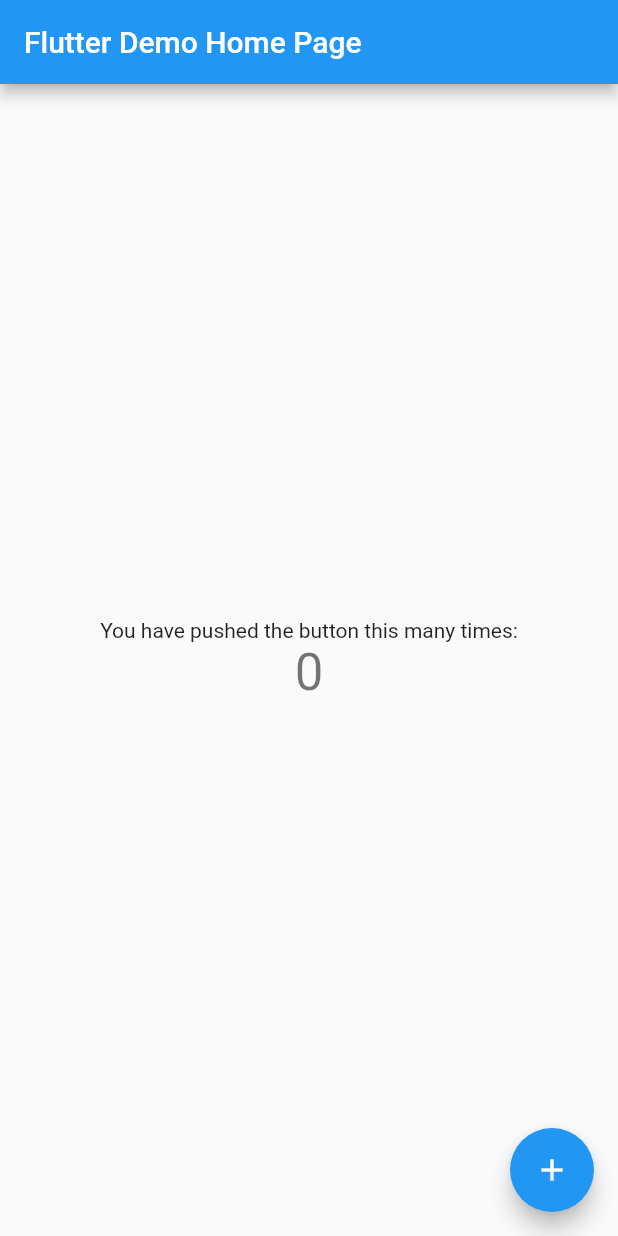
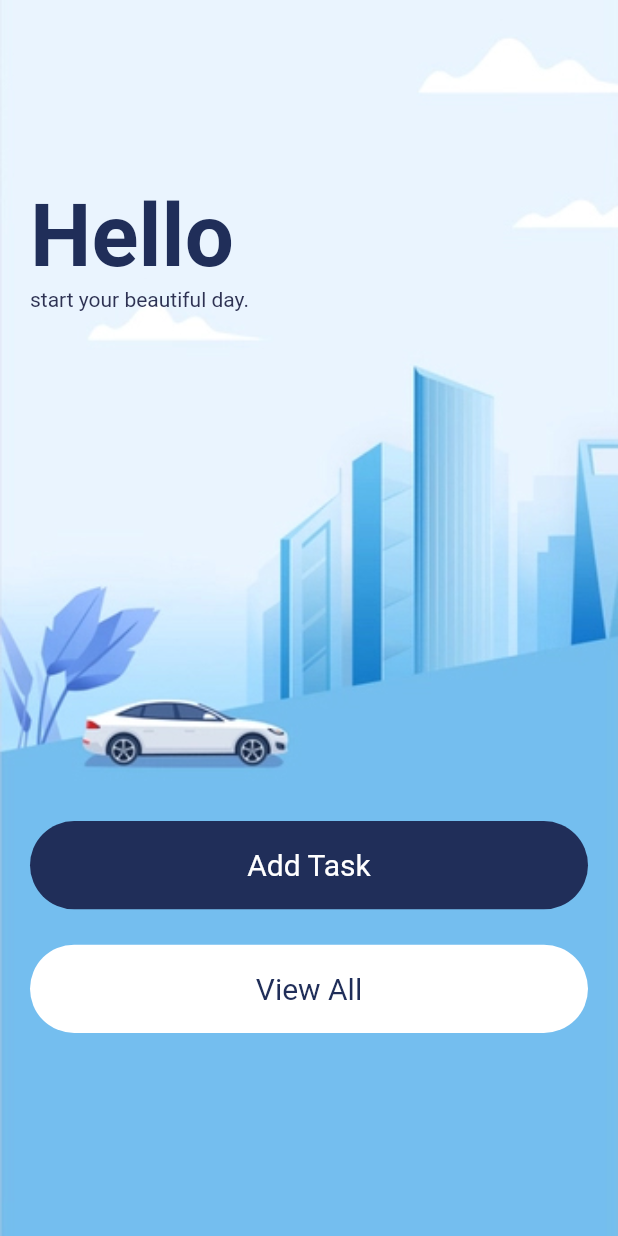
Before and after one commit to kritbovorn/Flutter_Task_App, a Flutter app: the screen it shows after launch, on a phone screen of 412 x 824 dp. Run offline on Flutter 3.47's test engine with Material 2 defaults, Android fonts, the phone set to English and light mode, and no system bars.

Commit message:
20:50: finish UI for HomeScreen()

```diff
--- a/lib/main.dart
+++ b/lib/main.dart
@@ -1,4 +1,5 @@
 import 'package:flutter/material.dart';
+import 'package:task_app/screens/home_screen.dart';
 
 void main() {
   runApp(const MyApp());
@@ -7,109 +8,15 @@ void main() {
 class MyApp extends StatelessWidget {
   const MyApp({Key? key}) : super(key: key);
 
-  // This widget is the root of your application.
   @override
   Widget build(BuildContext context) {
     return MaterialApp(
+      debugShowCheckedModeBanner: false,
       title: 'Flutter Demo',
       theme: ThemeData(
-        // This is the theme of your application.
-        //
-        // Try running your application with "flutter run". You'll see the
-        // application has a blue toolbar. Then, without quitting the app, try
-        // changing the primarySwatch below to Colors.green and then invoke
-        // "hot reload" (press "r" in the console where you ran "flutter run",
-        // or simply save your changes to "hot reload" in a Flutter IDE).
-        // Notice that the counter didn't reset back to zero; the application
-        // is not restarted.
         primarySwatch: Colors.blue,
       ),
-      home: const MyHomePage(title: 'Flutter Demo Home Page'),
+      home: const HomeScreen(),
     );
   }
 }
-
-class MyHomePage extends StatefulWidget {
-  const MyHomePage({Key? key, required this.title}) : super(key: key);
-
-  // This widget is the home page of your application. It is stateful, meaning
-  // that it has a State object (defined below) that contains fields that affect
-  // how it looks.
-
-  // This class is the configuration for the state. It holds the values (in this
-  // case the title) provided by the parent (in this case the App widget) and
-  // used by the build method of the State. Fields in a Widget subclass are
-  // always marked "final".
-
-  final String title;
-
-  @override
-  State<MyHomePage> createState() => _MyHomePageState();
-}
-
-class _MyHomePageState extends State<MyHomePage> {
-  int _counter = 0;
-
-  void _incrementCounter() {
-    setState(() {
-      // This call to setState tells the Flutter framework that something has
-      // changed in this State, which causes it to rerun the build method below
-      // so that the display can reflect the updated values. If we changed
-      // _counter without calling setState(), then the build method would not be
-      // called again, and so nothing would appear to happen.
-      _counter++;
-    });
-  }
-
-  @override
-  Widget build(BuildContext context) {
-    // This method is rerun every time setState is called, for instance as done
-    // by the _incrementCounter method above.
-    //
-    // The Flutter framework has been optimized to make rerunning build methods
-    // fast, so that you can just rebuild anything that needs updating rather
-    // than having to individually change instances of widgets.
-    return Scaffold(
-      appBar: AppBar(
-        // Here we take the value from the MyHomePage object that was created by
-        // the App.build method, and use it to set our appbar title.
-        title: Text(widget.title),
-      ),
-      body: Center(
-        // Center is a layout widget. It takes a single child and positions it
-        // in the middle of the parent.
-        child: Column(
-          // Column is also a layout widget. It takes a list of children and
-          // arranges them vertically. By default, it sizes itself to fit its
-          // children horizontally, and tries to be as tall as its parent.
-          //
-          // Invoke "debug painting" (press "p" in the console, choose the
-          // "Toggle Debug Paint" action from the Flutter Inspector in Android
-          // Studio, or the "Toggle Debug Paint" command in Visual Studio Code)
-          // to see the wireframe for each widget.
-          //
-          // Column has various properties to control how it sizes itself and
-          // how it positions its children. Here we use mainAxisAlignment to
-          // center the children vertically; the main axis here is the vertical
-          // axis because Columns are vertical (the cross axis would be
-          // horizontal).
-          mainAxisAlignment: MainAxisAlignment.center,
-          children: <Widget>[
-            const Text(
-              'You have pushed the button this many times:',
-            ),
-            Text(
-              '$_counter',
-              style: Theme.of(context).textTheme.headline4,
-            ),
-          ],
-        ),
-      ),
-      floatingActionButton: FloatingActionButton(
-        onPressed: _incrementCounter,
-        tooltip: 'Increment',
-        child: const Icon(Icons.add),
-      ), // This trailing comma makes auto-formatting nicer for build methods.
-    );
-  }
-}
--- /dev/null
+++ b/lib/screens/home_screen.dart
@@ -0,0 +1,77 @@
+import 'package:flutter/material.dart';
+import 'package:task_app/colors/app_colors.dart';
+import 'package:task_app/widgets/button_widget.dart';
+
+class HomeScreen extends StatefulWidget {
+  const HomeScreen({Key? key}) : super(key: key);
+
+  @override
+  _HomeScreenState createState() => _HomeScreenState();
+}
+
+class _HomeScreenState extends State<HomeScreen> {
+  @override
+  Widget build(BuildContext context) {
+    return Scaffold(
+      body: Container(
+        padding: const EdgeInsets.symmetric(horizontal: 20),
+        width: double.maxFinite,
+        height: double.maxFinite,
+        decoration: const BoxDecoration(
+          image: DecorationImage(
+            image: AssetImage(
+              'assets/welcome.jpg',
+            ),
+            fit: BoxFit.cover,
+          ),
+        ),
+        child: Column(
+          mainAxisAlignment: MainAxisAlignment.spaceAround,
+          crossAxisAlignment: CrossAxisAlignment.start,
+          children: [
+            SizedBox(
+              height: MediaQuery.of(context).size.height / 5,
+              child: Column(
+                crossAxisAlignment: CrossAxisAlignment.start,
+                children: const [
+                  Text(
+                    'Hello',
+                    style: TextStyle(
+                      color: AppColors.mainColor,
+                      fontSize: 58,
+                      fontWeight: FontWeight.bold,
+                    ),
+                  ),
+                  Text(
+                    'start your beautiful day.',
+                    style: TextStyle(
+                      color: AppColors.smallTextColor,
+                    ),
+                  ),
+                ],
+              ),
+            ),
+            SizedBox(
+              height: MediaQuery.of(context).size.height / 5,
+              child: Column(
+                mainAxisAlignment: MainAxisAlignment.spaceAround,
+                children: const [
+                  ButtonWidget(
+                    text: 'Add Task',
+                    bgColor: AppColors.mainColor,
+                    color: Colors.white,
+                  ),
+                  ButtonWidget(
+                    text: 'View All',
+                    color: AppColors.mainColor,
+                    bgColor: Colors.white,
+                  ),
+                ],
+              ),
+            ),
+          ],
+        ),
+      ),
+    );
+  }
+}
--- /dev/null
+++ b/lib/widgets/button_widget.dart
@@ -0,0 +1,34 @@
+import 'package:flutter/material.dart';
+
+class ButtonWidget extends StatelessWidget {
+  final String text;
+  final Color color;
+  final Color bgColor;
+  const ButtonWidget({
+    Key? key,
+    required this.text,
+    required this.color,
+    required this.bgColor,
+  }) : super(key: key);
+
+  @override
+  Widget build(BuildContext context) {
+    return Container(
+      alignment: Alignment.center,
+      width: double.maxFinite,
+      height: MediaQuery.of(context).size.height / 14,
+      decoration: BoxDecoration(
+        borderRadius: BorderRadius.circular(
+            (MediaQuery.of(context).size.height / 14) / 2),
+        color: bgColor,
+      ),
+      child: Text(
+        text,
+        style: TextStyle(
+          color: color,
+          fontSize: 20,
+        ),
+      ),
+    );
+  }
+}
```
